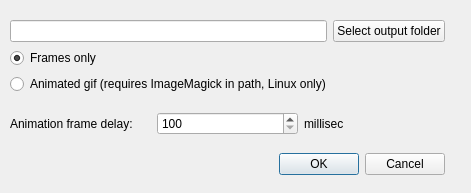
Above: animate.ui from anitagraser/TimeManager before the change. Below: the same form after it.
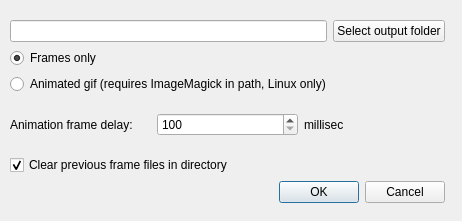
That is the form after the change.

Commit message: Added option to clear previous frame files

What changed in the file:
```diff
--- a/animate.ui
+++ b/animate.ui
@@ -6,8 +6,8 @@
    <rect>
     <x>0</x>
     <y>0</y>
-    <width>471</width>
-    <height>193</height>
+    <width>462</width>
+    <height>221</height>
    </rect>
   </property>
   <property name="windowTitle">
@@ -19,7 +19,7 @@
      <x>10</x>
      <y>20</y>
      <width>435</width>
-     <height>155</height>
+     <height>183</height>
     </rect>
    </property>
    <layout class="QVBoxLayout" name="verticalLayout">
@@ -85,6 +85,16 @@
       </item>
      </layout>
     </item>
+    <item>
+     <widget class="QCheckBox" name="clearCheckBox">
+      <property name="text">
+       <string>Clear previous frame files in directory</string>
+      </property>
+      <property name="checked">
+       <bool>true</bool>
+      </property>
+     </widget>
+    </item>
     <item>
      <widget class="QDialogButtonBox" name="buttonBox">
       <property name="orientation">
```
The commit also changes 4 other files.
